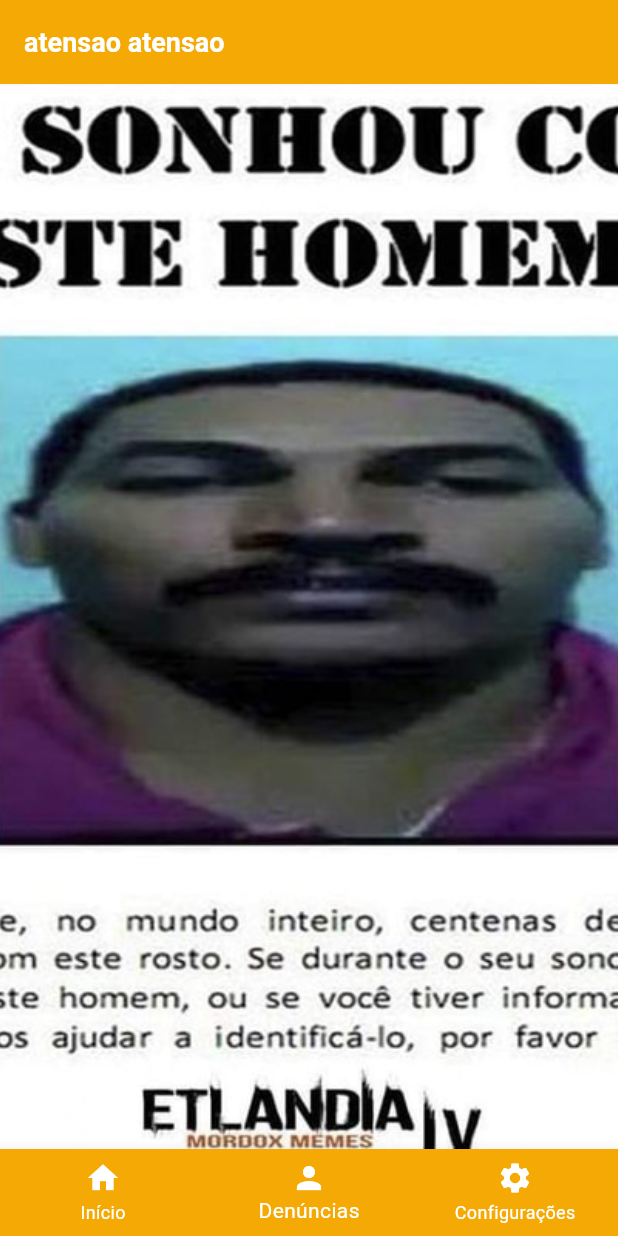
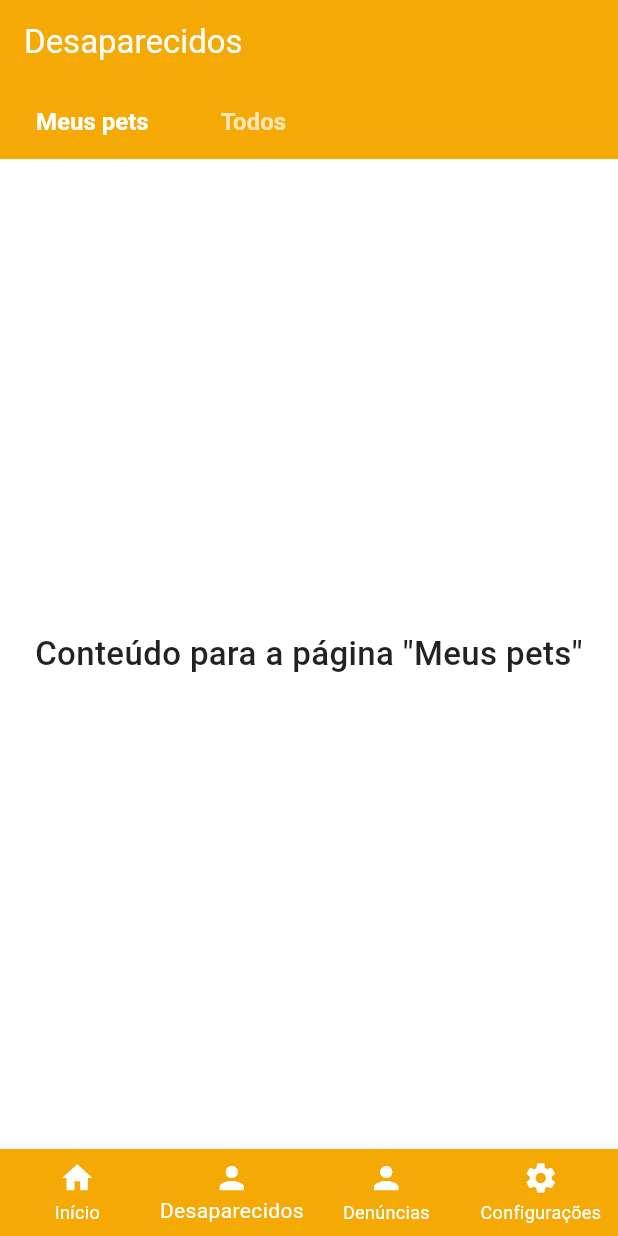
Before and after one commit to Nagxshi/PetMatch1, a Flutter app: the NavBarPage screen opened directly, item 2 of the bottom bar chosen, on a phone screen of 412 x 824 dp. Run offline on Flutter 3.47's test engine with Material 3 defaults, Android fonts, the light colour scheme and no system bars; our stand-ins replace cloud_firestore, firebase_auth, firebase_core, get, google_fonts; accounts and stored records are empty.

Commit message:
we are so back

```diff
--- a/lib/telas/nav_bar_page.dart
+++ b/lib/telas/nav_bar_page.dart
@@ -1,5 +1,6 @@
 import 'package:flutter/material.dart';
-import 'package:petmatch/telas/tela_inicial.dart'; // Adjust paths according to your project structure
+import 'package:petmatch/telas/tela_inicial.dart';
+import 'package:petmatch/telas/tela_desaparecidos.dart';
 import 'package:petmatch/telas/tela_denuncias.dart';
 import 'package:petmatch/telas/tela_config.dart';
 
@@ -16,6 +17,7 @@ class _NavBarPageState extends State<NavBarPage> {
   int _currentIndex = 0;
   final List<Widget> _pages = [
     const TelaInicialWidget(),
+    const TelaDesaparecidosWidget(),
     const TelaDenunciasWidget(),
     const TelaConfigWidget(),
   ];
@@ -26,10 +28,12 @@ class _NavBarPageState extends State<NavBarPage> {
     // Set initial page based on the argument
     if (widget.initialPage == 'Início') {
       _currentIndex = 0;
+    } else if (widget.initialPage == 'Desaparecidos') {
+      _currentIndex = 1;
     } else if (widget.initialPage == 'Denúncias') {
-      _currentIndex = 1;
+      _currentIndex = 2;
     } else if (widget.initialPage == 'Configurações') {
-      _currentIndex = 2;
+      _currentIndex = 3;
     }
   }
 
@@ -47,6 +51,7 @@ class _NavBarPageState extends State<NavBarPage> {
         children: _pages,
       ),
       bottomNavigationBar: BottomNavigationBar(
+        type: BottomNavigationBarType.fixed,
         currentIndex: _currentIndex,
         onTap: _onTabTapped,
         selectedItemColor: Colors.white, // Set selected item color to orange
@@ -57,6 +62,10 @@ class _NavBarPageState extends State<NavBarPage> {
           BottomNavigationBarItem(
             icon: Icon(Icons.home),
             label: 'Início',
+          ),
+          BottomNavigationBarItem(
+            icon: Icon(Icons.person),
+            label: 'Desaparecidos',
           ),
           BottomNavigationBarItem(
             icon: Icon(Icons.person),
--- a/lib/telas/tela_desaparecidos.dart
+++ b/lib/telas/tela_desaparecidos.dart
@@ -5,16 +5,107 @@ class TelaDesaparecidosWidget extends StatelessWidget {
 
   @override
   Widget build(BuildContext context) {
+    return const PageViewWithLabels();
+  }
+}
+
+class PageViewWithLabels extends StatefulWidget {
+  const PageViewWithLabels({super.key});
+
+  @override
+  _PageViewWithLabelsState createState() => _PageViewWithLabelsState();
+}
+
+class _PageViewWithLabelsState extends State<PageViewWithLabels> {
+  final PageController _pageController = PageController();
+  int _currentPage = 0;
+
+  final List<String> _pageLabels = [
+    'Meus pets',
+    'Todos',
+  ];
+
+  @override
+  void dispose() {
+    _pageController.dispose();
+    super.dispose();
+  }
+
+  @override
+  Widget build(BuildContext context) {
     return Scaffold(
+      backgroundColor: Colors.white,
       appBar: AppBar(
-        title: const Text('Simple Widget'),
-        backgroundColor: Colors.blue,
+        title: const Text('Desaparecidos'),
+        backgroundColor: const Color(0xFFF4A905),
+        foregroundColor: Colors.white,
+        elevation: 0,
       ),
-      body: const Center(
-        child: Text(
-          'Hello, this is a simple widget!',
-          style: TextStyle(fontSize: 24),
-        ),
+      body: Column(
+        children: [
+          // Horizontal label navigation
+          Container(
+            color: const Color(0xFFF4A905),
+            height: 50,
+            child: ListView.builder(
+              scrollDirection: Axis.horizontal,
+              itemCount: _pageLabels.length,
+              itemBuilder: (context, index) {
+                final isSelected = _currentPage == index;
+                return Padding(
+                  padding: const EdgeInsets.symmetric(horizontal: 12.0),
+                  child: TextButton(
+                    onPressed: () {
+                      _pageController.animateToPage(
+                        index,
+                        duration: const Duration(milliseconds: 300),
+                        curve: Curves.easeInOut,
+                      );
+                    },
+                    style: TextButton.styleFrom(
+                      foregroundColor:
+                          isSelected ? Colors.white : Colors.white70,
+                      textStyle: const TextStyle(
+                        fontSize: 16,
+                        fontWeight: FontWeight.bold,
+                      ),
+                    ),
+                    child: Text(_pageLabels[index]),
+                  ),
+                );
+              },
+            ),
+          ),
+
+          // PageView content
+          Expanded(
+            child: PageView.builder(
+              controller: _pageController,
+              onPageChanged: (index) {
+                setState(() {
+                  _currentPage = index;
+                });
+              },
+              itemCount: _pageLabels.length,
+              itemBuilder: (context, index) {
+                return Center(
+                  child: Padding(
+                    padding: const EdgeInsets.all(16.0),
+                    child: Text(
+                      'Conteúdo para a página "${_pageLabels[index]}"',
+                      textAlign: TextAlign.center,
+                      style: const TextStyle(
+                        fontSize: 22,
+                        fontWeight: FontWeight.w500,
+                        color: Colors.black87,
+                      ),
+                    ),
+                  ),
+                );
+              },
+            ),
+          ),
+        ],
       ),
     );
   }
```
Also changed, not shown: pubspec.yaml (+6 -6 lines), pubspec.lock, 1 other file.
